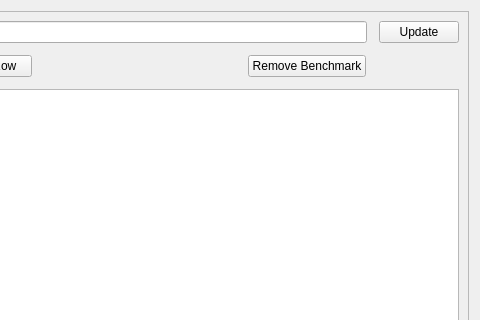
The window that ViewProfit/ui/table_benchmarks.ui (wwmm/viewprofit) describes before a commit, drawn with Qt 5; both pictures show x 180 to 660 and y 0 to 320 of the 660 by 421 pixel window.
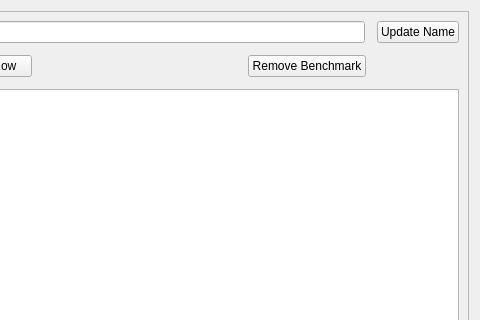
The same window after the commit.

Commit message: rows can be added to benchmark tables

What changed in the file:
```diff
--- a/ViewProfit/ui/table_benchmarks.ui
+++ b/ViewProfit/ui/table_benchmarks.ui
@@ -155,7 +155,7 @@
          </sizepolicy>
         </property>
         <property name="text">
-         <string>Update</string>
+         <string>Update Name</string>
         </property>
        </widget>
       </item>
```
The commit also changes 2 other files.
